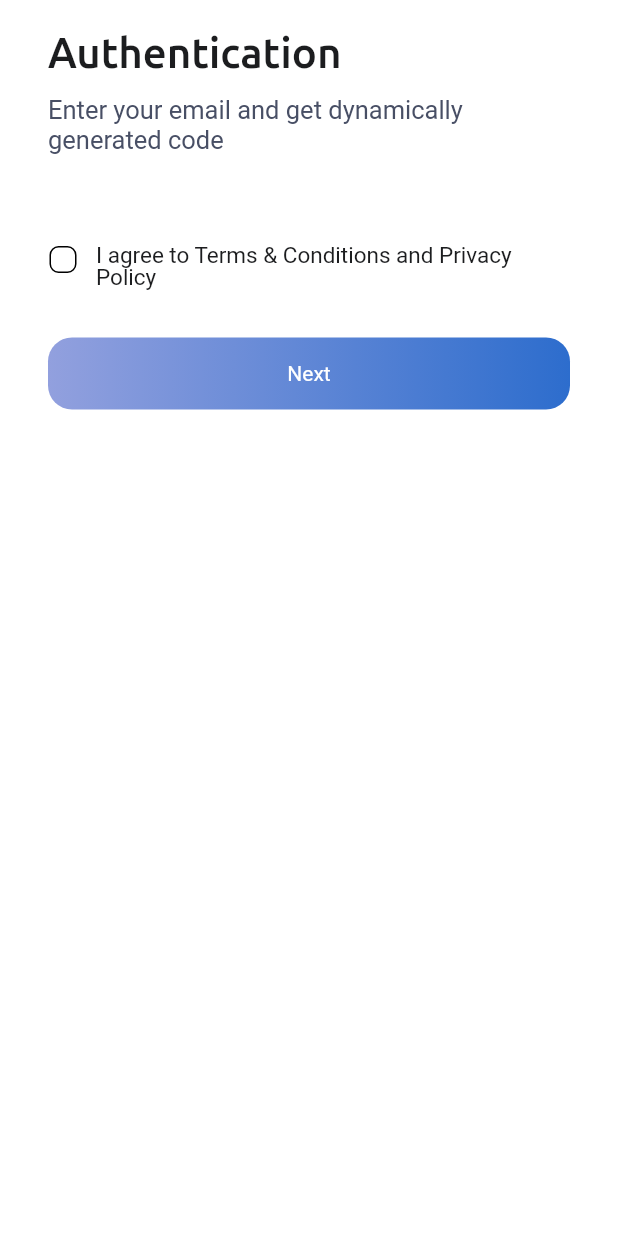
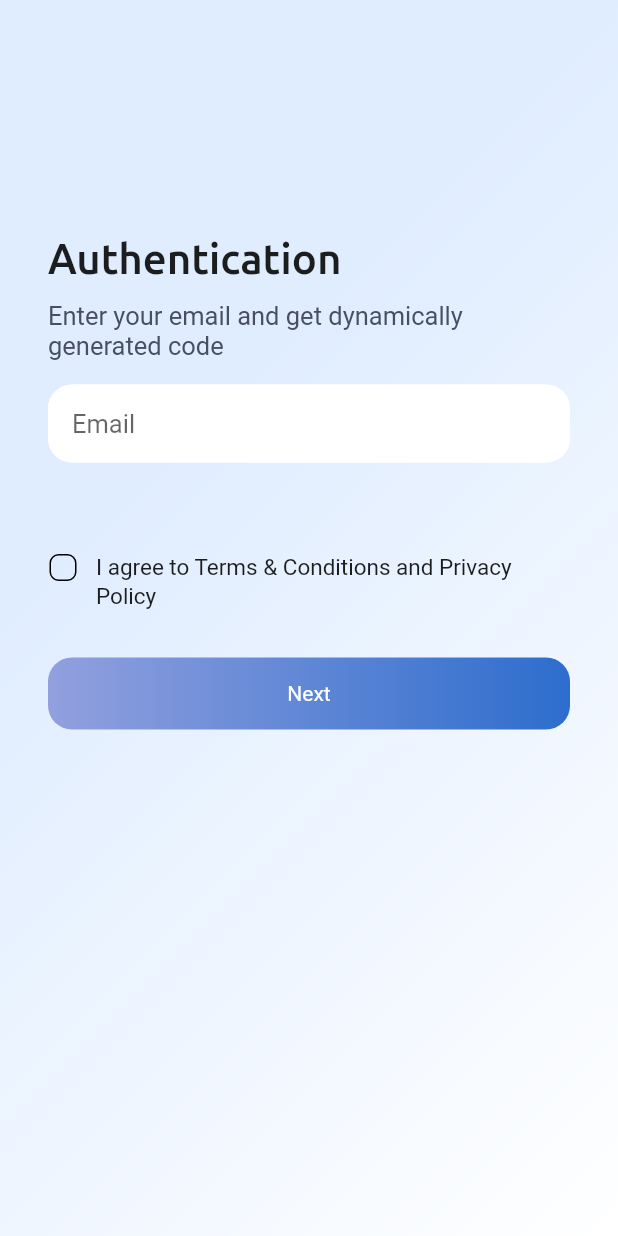
Before and after one commit to dev-KPI/golub-mobile, a Flutter app: the screen it shows after launch, on a phone screen of 412 x 824 dp. Run offline on Flutter 3.47's test engine with Material 2 defaults, Android fonts, the phone set to English and light mode, and no system bars; our stand-ins replace flutter_svg, go_router.

Commit message:
[Auth] - created TextFieldWidget

```diff
--- a/lib/src/presentation/features/auth/screens/auth_screen.dart
+++ b/lib/src/presentation/features/auth/screens/auth_screen.dart
@@ -1,6 +1,8 @@
 import 'package:flutter/material.dart';
 import 'package:golub/generated/l10n.dart';
+import 'package:golub/src/presentation/ui_kit/theme/app_styles.dart';
 import 'package:golub/src/presentation/ui_kit/ui.dart';
+import 'package:golub/src/presentation/ui_kit/widgets/input/text_field_widget.dart';
 
 class AuthScreen extends StatelessWidget {
   const AuthScreen({super.key});
@@ -8,26 +10,42 @@ class AuthScreen extends StatelessWidget {
   @override
   Widget build(BuildContext context) {
     final s = S.of(context);
+    final size = MediaQuery.of(context).size;
+
     return Scaffold(
-      body: SafeArea(
+      body: Container(
+        constraints: const BoxConstraints.expand(),
+        decoration: const BoxDecoration(
+          gradient: AppStyles.blueWhiteGradient,
+        ),
+        child: SafeArea(
           child: Padding(
             padding: const EdgeInsets.symmetric(
-            vertical: 16.0, horizontal: 32.0,
+              vertical: 16.0,
+              horizontal: 32.0,
             ),
             child: SingleChildScrollView(
               child: Column(
                 crossAxisAlignment: CrossAxisAlignment.start,
                 children: [
-                Text(
+                  Padding(
+                    padding: EdgeInsets.only(
+                      top: size.height / 6,
+                    ),
+                    child: Text(
                       s.authScreenTitle,
                       style: Theme.of(context).textTheme.titleLarge,
+                    ),
                   ),
                   const SizedBox(height: 12.0),
                   Text(
                     s.authScreenDescription,
                     style: Theme.of(context).textTheme.bodyMedium,
                   ),
-
+                  const SizedBox(height: 16.0),
+                  TextFieldWidget(
+                    hintText: 'Email',
+                  ),
                   Padding(
                     padding: const EdgeInsets.only(
                       top: 60.0,
@@ -40,6 +58,8 @@ class AuthScreen extends StatelessWidget {
                           width: 20.0,
                           height: 20.0,
                           child: Checkbox(
+                            materialTapTargetSize:
+                              MaterialTapTargetSize.shrinkWrap,
                             shape: RoundedRectangleBorder(
                               borderRadius: BorderRadius.circular(6.0)
                             ),
@@ -48,7 +68,6 @@ class AuthScreen extends StatelessWidget {
                               width: 1.0,
                             ),
                             checkColor: Colors.white,
-                          //fillColor: MaterialStateProperty.resolveWith(getColor),
                             value: false,
                             onChanged: (bool? value) {
                               print('value');
@@ -61,9 +80,10 @@ class AuthScreen extends StatelessWidget {
                           child: Text(
                             'I agree to Terms & Conditions'
                             ' and Privacy Policy',
-                          style: Theme.of(context).textTheme.bodySmall?.copyWith(
-                            height: 1
-                          ),
+                            style: Theme.of(context)
+                              .textTheme
+                              .bodySmall
+                              ?.copyWith(height: 1.25),
                           ),
                         ),
                       ],
@@ -80,6 +100,7 @@ class AuthScreen extends StatelessWidget {
             ),
           ),
         ),
+      ),
     );
   }
 }
--- a/lib/src/presentation/ui_kit/theme/app_colors.dart
+++ b/lib/src/presentation/ui_kit/theme/app_colors.dart
@@ -27,5 +27,5 @@ class AppColors {
 
   static const Color gradientIndigo = Color(0xFF92A0DE);
   static const Color gradientBlue = Color(0xFF2D6DCD);
-
+  static const Color gradientWhite = Color(0XFFE0EDFF);
 }
--- a/lib/src/presentation/ui_kit/theme/app_styles.dart
+++ b/lib/src/presentation/ui_kit/theme/app_styles.dart
@@ -54,10 +54,21 @@ class AppStyles {
     radius: 1.5,
   );
 
-  static const LinearGradient elevatedButtonGradient = LinearGradient(
+  static const LinearGradient bluePurpleGradient = LinearGradient(
+    begin: Alignment.centerLeft,
+    end: Alignment.centerRight,
     colors: [
       AppColors.gradientIndigo,
       AppColors.gradientBlue,
     ],
   );
+
+  static const LinearGradient blueWhiteGradient = LinearGradient(
+    begin: Alignment.centerLeft,
+    end: Alignment.bottomRight,
+    colors: [
+      AppColors.gradientWhite,
+      AppColors.baseWhite,
+    ],
+  );
 }
--- a/lib/src/presentation/ui_kit/theme/themes/light_theme.dart
+++ b/lib/src/presentation/ui_kit/theme/themes/light_theme.dart
@@ -24,4 +24,18 @@ final lightTheme = ThemeData(
       color: AppColors.baseBlack,
     ),
   ),
+  inputDecorationTheme: InputDecorationTheme(
+    hintStyle: AppTextStyles.bodyMedium,
+    fillColor: AppColors.baseWhite,
+    contentPadding: const EdgeInsets.symmetric(vertical: 16.0, horizontal: 16.0),
+    filled: true,
+    focusedBorder: OutlineInputBorder(
+      borderSide: const BorderSide(color: AppColors.baseWhite),
+      borderRadius: BorderRadius.circular(16.0),
+    ),
+    enabledBorder: OutlineInputBorder(
+      borderSide: const BorderSide(color: AppColors.baseWhite),
+      borderRadius: BorderRadius.circular(16.0),
+    ),
+  ),
 );
--- a/lib/src/presentation/ui_kit/widgets/buttons/elevated_button_widget.dart
+++ b/lib/src/presentation/ui_kit/widgets/buttons/elevated_button_widget.dart
@@ -26,22 +26,28 @@ class ElevatedButtonWidget extends StatelessWidget {
         minHeight: height ?? AppSizes.elevatedButtonHeight,
       ),
       decoration: BoxDecoration(
-        gradient: AppStyles.elevatedButtonGradient,
+        gradient: AppStyles.bluePurpleGradient,
         borderRadius: BorderRadius.circular(
-          borderRadius ?? AppSizes.elevatedButtonBorderRadius),
+          borderRadius ?? AppSizes.elevatedButtonBorderRadius
+        ),
       ),
       child: ElevatedButton(
         onPressed: onPressed,
-        style: ElevatedButton.styleFrom(
-          backgroundColor: Colors.transparent,
-          shadowColor: Colors.transparent,
-          shape: RoundedRectangleBorder(borderRadius: BorderRadius.circular(
-            borderRadius ?? AppSizes.elevatedButtonBorderRadius)),
+        style: ButtonStyle(
+          backgroundColor: MaterialStateProperty.all(Colors.transparent),
+          shadowColor: MaterialStateProperty.all(Colors.transparent),
+          shape: MaterialStateProperty.all(
+            RoundedRectangleBorder(
+              borderRadius: BorderRadius.circular(
+                borderRadius ?? AppSizes.elevatedButtonBorderRadius
+              ),
+            ),
+          ),
         ),
         child: Text(
           buttonLabel,
         ),
-      )
+      ),
     );
   }
 }
--- a/lib/src/presentation/ui_kit/widgets/input/text_field_widget.dart
+++ b/lib/src/presentation/ui_kit/widgets/input/text_field_widget.dart
@@ -0,0 +1,27 @@
+import 'package:flutter/material.dart';
+import 'package:golub/src/presentation/ui_kit/theme/app_colors.dart';
+
+class TextFieldWidget extends StatelessWidget {
+  final String? hintText;
+
+  const TextFieldWidget({this.hintText, super.key});
+
+  @override
+  Widget build(BuildContext context) {
+    return Container(
+      constraints: const BoxConstraints(
+        minWidth: double.infinity,
+        maxHeight: 52.0,
+      ),
+      child: TextField(
+        style: Theme.of(context).textTheme.bodyMedium?.copyWith(
+          color: Theme.of(context).brightness == Brightness.light ?
+            AppColors.baseBlack : AppColors.baseWhite,
+          ),
+        decoration: InputDecoration(
+          hintText: hintText,
+        ),
+      ),
+    );
+  }
+}
```
Lines whose indentation alone changed are shown as unchanged.
